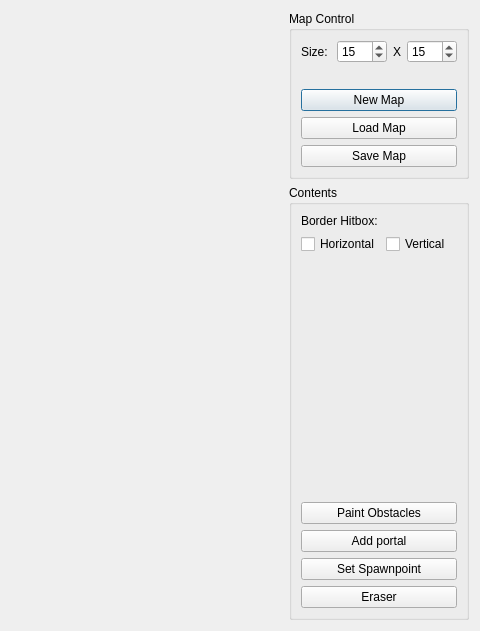
The window that mapeditor.ui (UbeCc/SnakeFoP) describes before a commit, drawn with Qt 5; both pictures show x 448 to 928 and y 0 to 631 of the 928 by 631 pixel window.
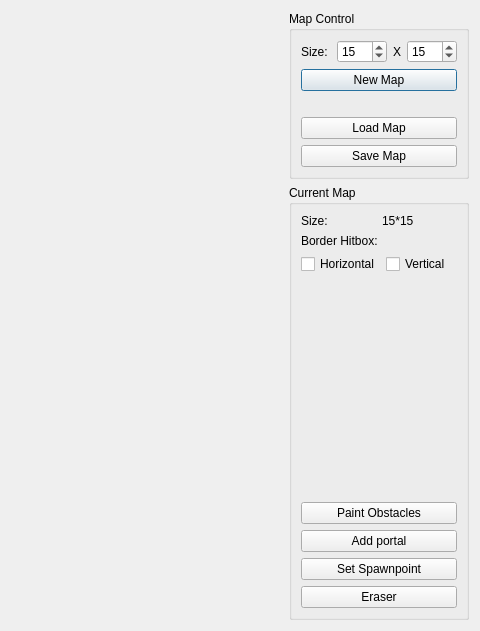
The same window after the commit. Custom widgets are drawn as their Qt base class.

Commit message: X map and UI logic optimizaion

```diff
--- a/mapeditor.ui
+++ b/mapeditor.ui
@@ -103,6 +103,13 @@
           </item>
          </layout>
         </item>
+        <item>
+         <widget class="QPushButton" name="NewMapButton">
+          <property name="text">
+           <string>New Map</string>
+          </property>
+         </widget>
+        </item>
         <item>
          <spacer name="verticalSpacer">
           <property name="orientation">
@@ -119,13 +126,6 @@
           </property>
          </spacer>
         </item>
-        <item>
-         <widget class="QPushButton" name="NewMapButton">
-          <property name="text">
-           <string>New Map</string>
-          </property>
-         </widget>
-        </item>
         <item>
          <widget class="QPushButton" name="LoadMapButton">
           <property name="text">
@@ -152,13 +152,39 @@
         </sizepolicy>
        </property>
        <property name="title">
-        <string>Contents</string>
+        <string>Current Map</string>
        </property>
-       <layout class="QVBoxLayout" name="verticalLayout_6">
-        <item>
-         <layout class="QVBoxLayout" name="verticalLayout_4">
-          <item>
            <layout class="QVBoxLayout" name="verticalLayout_3">
+        <item>
+         <layout class="QHBoxLayout" name="horizontalLayout_4">
+          <item>
+           <widget class="QLabel" name="label_4">
+            <property name="sizePolicy">
+             <sizepolicy hsizetype="Minimum" vsizetype="Preferred">
+              <horstretch>0</horstretch>
+              <verstretch>0</verstretch>
+             </sizepolicy>
+            </property>
+            <property name="text">
+             <string>Size: </string>
+            </property>
+           </widget>
+          </item>
+          <item>
+           <widget class="QLabel" name="MapSizeLabel">
+            <property name="sizePolicy">
+             <sizepolicy hsizetype="Minimum" vsizetype="Preferred">
+              <horstretch>0</horstretch>
+              <verstretch>0</verstretch>
+             </sizepolicy>
+            </property>
+            <property name="text">
+             <string>15*15</string>
+            </property>
+           </widget>
+          </item>
+         </layout>
+        </item>
             <item>
              <widget class="QLabel" name="label_3">
               <property name="sizePolicy">
@@ -187,10 +213,6 @@
                  <string>Vertical</string>
                 </property>
                </widget>
-              </item>
-             </layout>
-            </item>
-           </layout>
           </item>
          </layout>
         </item>
```
Lines whose indentation alone changed are shown as unchanged. The commit also changes 4 other files.
